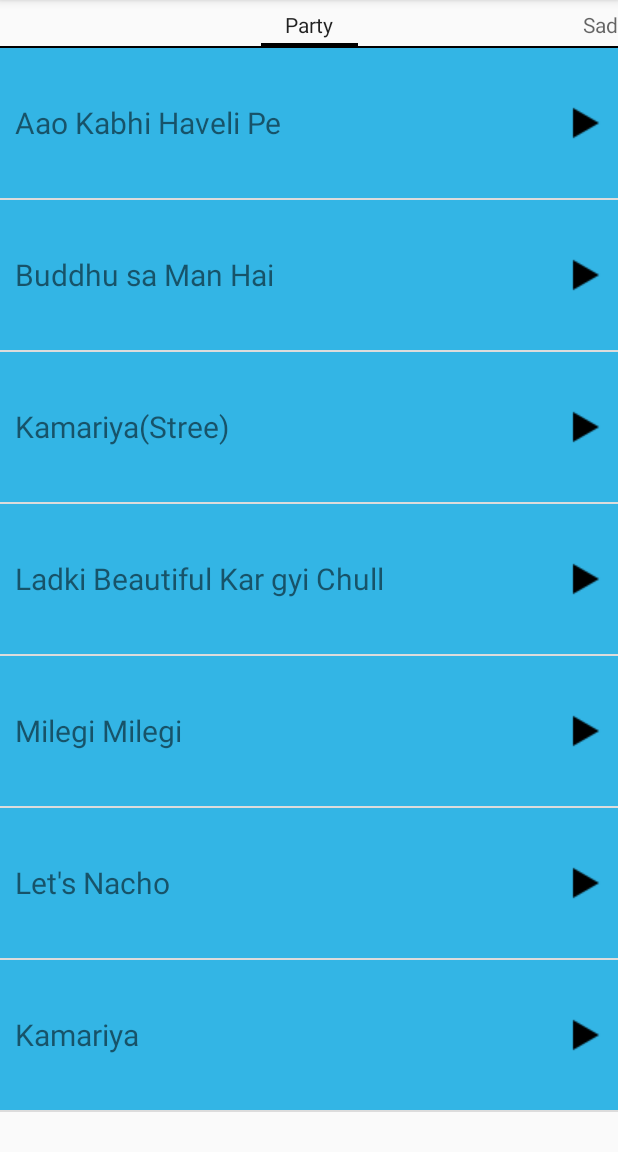
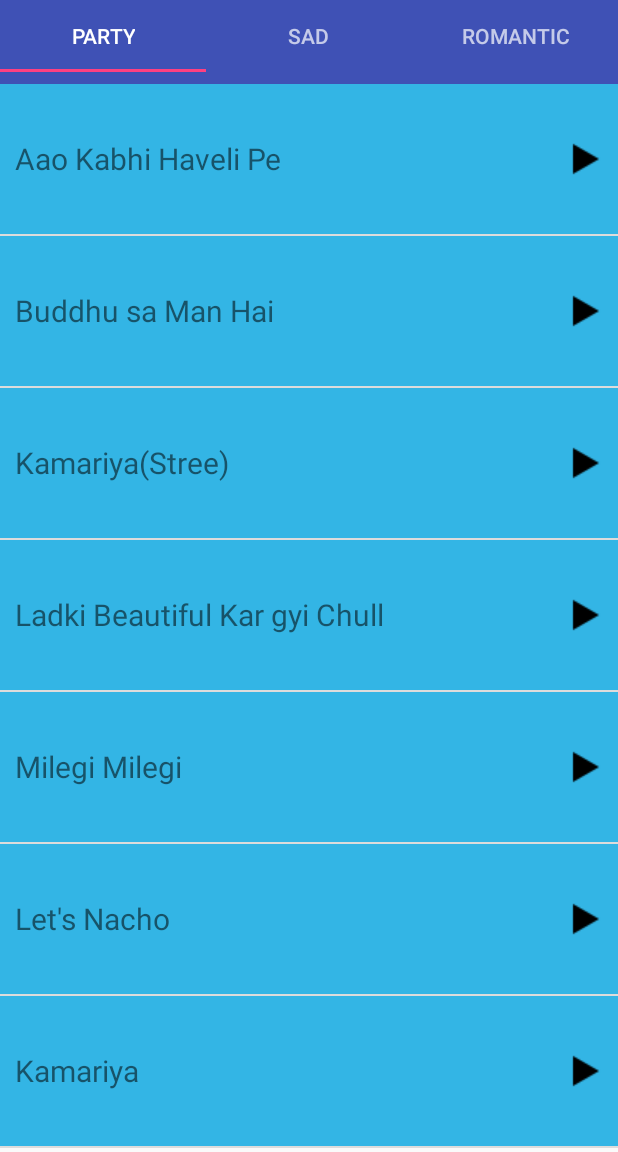
Before and after one commit to bansalshruti69/Music, an Android app: the screen it shows after launch (MainActivity), on a phone screen of 412 x 824 dp, the part 84-1236 px from its top. Run offline under Robolectric (Android 15) with nearby library versions, the phone set to English and light mode, and no system bars.

Commit message:
After visual polish

```diff
--- a/app/build.gradle
+++ b/app/build.gradle
@@ -25,4 +25,5 @@ dependencies {
     testImplementation 'junit:junit:4.12'
     androidTestImplementation 'com.android.support.test:runner:1.0.2'
     androidTestImplementation 'com.android.support.test.espresso:espresso-core:3.0.2'
+    implementation 'com.android.support:design:27.1.0'
 }
--- a/app/src/main/java/com/example/android/music/MainActivity.java
+++ b/app/src/main/java/com/example/android/music/MainActivity.java
@@ -1,22 +1,66 @@
 package com.example.android.music;
 
 import android.media.MediaPlayer;
+import android.support.design.widget.TabLayout;
 import android.support.v4.app.Fragment;
 import android.support.v4.app.FragmentManager;
 import android.support.v4.app.FragmentPagerAdapter;
 import android.support.v4.view.ViewPager;
 import android.support.v7.app.AppCompatActivity;
 import android.os.Bundle;
+import android.support.design.widget.TabLayout;
+import android.support.v7.widget.Toolbar;
 
-public class MainActivity extends AppCompatActivity{
+public class MainActivity extends AppCompatActivity implements TabLayout.OnTabSelectedListener{
 
-    FragmentPagerAdapter adapterViewPager;
+    private TabLayout tabLayout;
+
+    //This is our viewPager
+    private ViewPager viewPager;
+
+    @Override
+    public void onTabSelected(TabLayout.Tab tab) {
+        viewPager.setCurrentItem(tab.getPosition());
+    }
+
+    @Override
+    public void onTabUnselected(TabLayout.Tab tab) {
+
+    }
+
+    @Override
+    public void onTabReselected(TabLayout.Tab tab) {
+
+    }
+
     @Override
     protected void onCreate(Bundle savedInstanceState) {
         super.onCreate(savedInstanceState);
         setContentView(R.layout.activity_main);
-        ViewPager vpPager = (ViewPager) findViewById(R.id.vpPager);
-        adapterViewPager = new MyPagerAdapter(getSupportFragmentManager());
-        vpPager.setAdapter(adapterViewPager);
+
+        //Adding toolbar to the activity
+        Toolbar toolbar = (Toolbar) findViewById(R.id.toolbar);
+        setSupportActionBar(toolbar);
+
+        //Initializing the tablayout
+        tabLayout = (TabLayout) findViewById(R.id.tabLayout);
+
+        //Adding the tabs using addTab() method
+        tabLayout.addTab(tabLayout.newTab().setText("PARTY"));
+        tabLayout.addTab(tabLayout.newTab().setText("SAD"));
+        tabLayout.addTab(tabLayout.newTab().setText("ROMANTIC"));
+        tabLayout.setTabGravity(TabLayout.GRAVITY_FILL);
+
+        //Initializing viewPager
+        viewPager = (ViewPager) findViewById(R.id.pager);
+
+        //Creating our pager adapter
+        MyPagerAdapter adapter = new MyPagerAdapter(getSupportFragmentManager(), tabLayout.getTabCount());
+
+        //Adding adapter to pager
+        viewPager.setAdapter(adapter);
+
+        //Adding onTabSelectedListener to swipe views
+        tabLayout.setOnTabSelectedListener(this);
     }
 }
--- a/app/src/main/java/com/example/android/music/MyPagerAdapter.java
+++ b/app/src/main/java/com/example/android/music/MyPagerAdapter.java
@@ -5,45 +5,24 @@ import android.support.v4.app.FragmentManager;
 import android.support.v4.app.FragmentPagerAdapter;
 
 public class MyPagerAdapter extends FragmentPagerAdapter {
-    private static int NUM_ITEMS = 3;
-
-    public MyPagerAdapter(FragmentManager fragmentManager) {
-        super(fragmentManager);
-    }
-
-    // Returns total number of pages.
-    @Override
-    public int getCount() {
-        return NUM_ITEMS;
-    }
-
-    // Returns the fragment to display for a particular page.
-    @Override
-    public Fragment getItem(int position) {
-        switch (position) {
-            case 0:
-                return new fragment_party();
-            case 1:
-                return new fragment_sad();
-            case 2:
-                return new fragment_romatic();
-            default:
-                return null;
-        }
-
+    int tabCount;
+    public MyPagerAdapter(FragmentManager fm, int tabcount) {
+        super(fm);
+        tabCount = tabcount;
     }
 
     @Override
-    public CharSequence getPageTitle(int position) {
-        switch (position) {
-            case 0:
-                return "Party";
-            case 1:
-                return "Sad";
-            case 2:
-                return "Romantic";
-            default:
-                return "";
-        }
+    public Fragment getItem(int position) {
+        if (position == 0) {
+            return new fragment_party();
+        } else if (position == 1){
+            return new fragment_sad();
+        } else
+            return new fragment_romatic();
+    }
+
+    @Override
+    public int getCount() {
+        return 3;
     }
 }
--- a/app/src/main/res/layout/activity_main.xml
+++ b/app/src/main/res/layout/activity_main.xml
@@ -1,19 +1,36 @@
-<?xml version="1.0" encoding="utf-8"?>
-<LinearLayout xmlns:android="http://schemas.android.com/apk/res/android"
+<LinearLayout
+    android:id="@+id/main_layout"
+    android:orientation="vertical"
+    xmlns:android="http://schemas.android.com/apk/res/android"
+    xmlns:app="http://schemas.android.com/apk/res-auto"
+    xmlns:tools="http://schemas.android.com/tools"
     android:layout_width="match_parent"
     android:layout_height="match_parent"
-    android:orientation="vertical">
+    tools:context=".MainActivity">
 
+    <!-- our toolbar -->
+    <android.support.v7.widget.Toolbar
+        android:id="@+id/toolbar"
+        android:layout_width="match_parent"
+        android:layout_height="wrap_content"
+        android:background="?attr/colorPrimary"
+        android:minHeight="?attr/actionBarSize"
+        android:theme="@style/ThemeOverlay.AppCompat.Dark.ActionBar"
+        app:popupTheme="@style/ThemeOverlay.AppCompat.Light"/>
+
+    <!-- our tablayout to display tabs  -->
+    <android.support.design.widget.TabLayout
+        android:id="@+id/tabLayout"
+        android:layout_width="match_parent"
+        android:layout_height="wrap_content"
+        android:background="?attr/colorPrimary"
+        android:minHeight="?attr/actionBarSize"
+        android:theme="@style/ThemeOverlay.AppCompat.Dark.ActionBar"/>
+
+    <!-- View pager to swipe views -->
     <android.support.v4.view.ViewPager
-        android:id="@+id/vpPager"
+        android:id="@+id/pager"
         android:layout_width="match_parent"
-        android:layout_height="wrap_content">
+        android:layout_height="fill_parent"/>
 
-        <android.support.v4.view.PagerTabStrip
-            android:id="@+id/pager_header"
-            android:layout_width="match_parent"
-            android:layout_height="wrap_content"
-            android:layout_gravity="top"
-            />
-    </android.support.v4.view.ViewPager>
 </LinearLayout>
--- a/app/src/main/res/values/styles.xml
+++ b/app/src/main/res/values/styles.xml
@@ -6,6 +6,8 @@
         <item name="colorPrimary">@color/colorPrimary</item>
         <item name="colorPrimaryDark">@color/colorPrimaryDark</item>
         <item name="colorAccent">@color/colorAccent</item>
+        <item name="windowActionBar">false</item>
+        <item name="windowNoTitle">true</item>
     </style>
 
 </resources>
```
